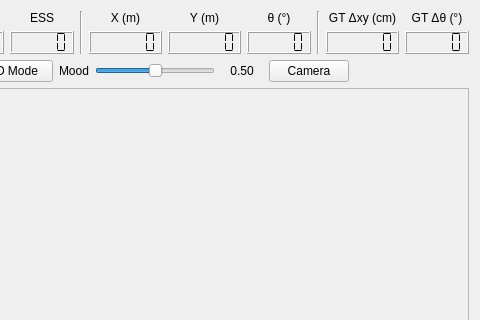
The window that ainf_slamo/src/mainUI.ui (pbustos/beta-robotica-class) describes before a commit, drawn with Qt 5; both pictures show x 818 to 1298 and y 0 to 320 of the 1298 by 600 pixel window.
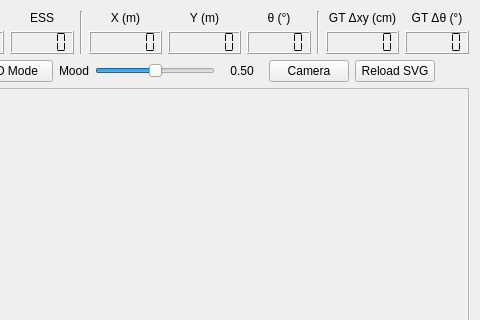
The same window after the commit.

```diff
--- a/ainf_slamo/src/mainUI.ui
+++ b/ainf_slamo/src/mainUI.ui
@@ -426,6 +426,12 @@
          <property name="toolTip"><string>Open live camera view</string></property>
         </widget>
        </item>
+       <item>
+        <widget class="QPushButton" name="pushButton_reloadSVG">
+         <property name="text"><string>Reload SVG</string></property>
+         <property name="toolTip"><string>Reload all meshes from SVG file (clears fitted overrides)</string></property>
+        </widget>
+       </item>
        <item>
         <spacer name="horizontalSpacer_buttons">
          <property name="orientation"><enum>Qt::Horizontal</enum></property>
```
